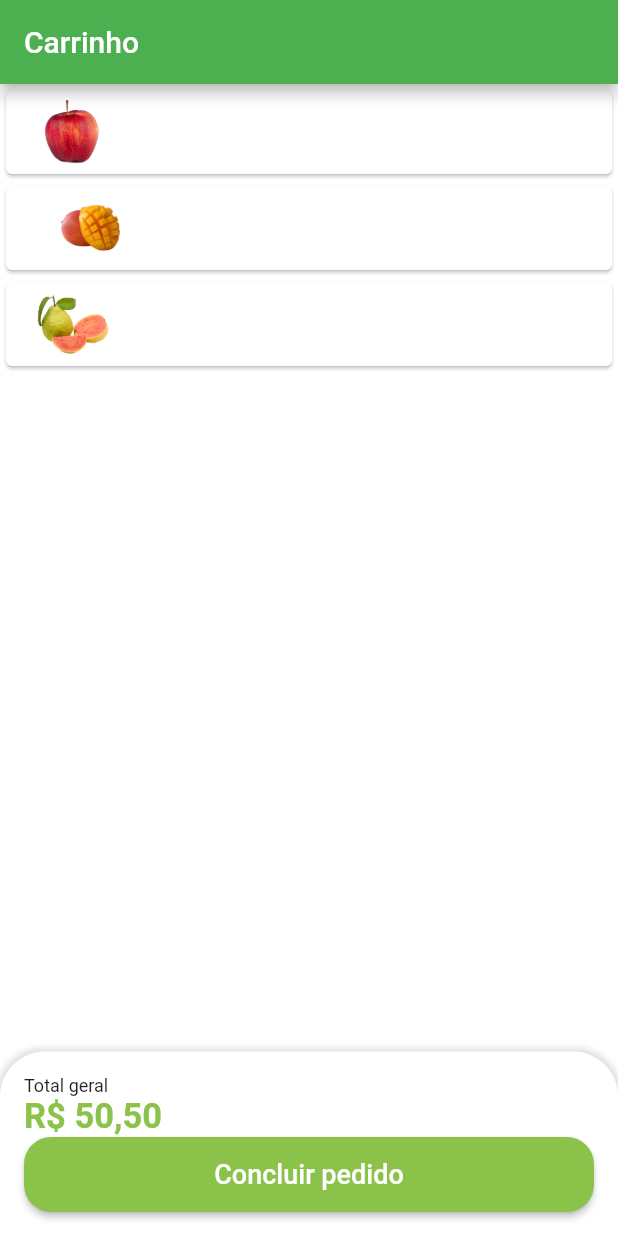
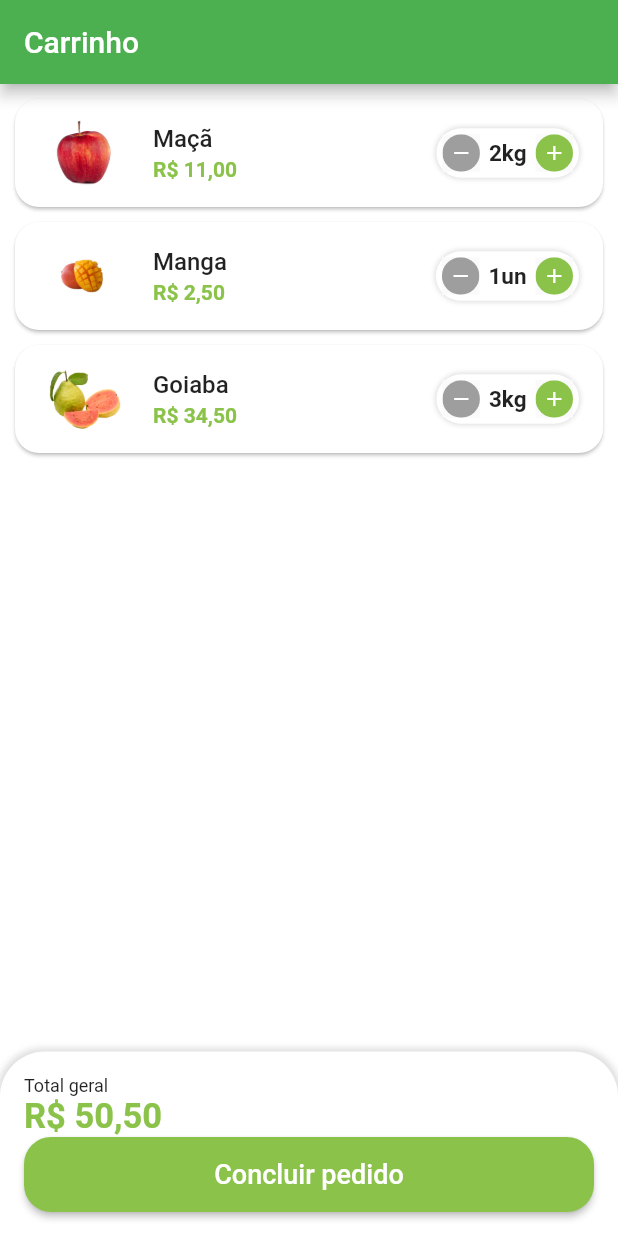
Before and after one commit to thomasbalmant/appQuitanda, a Flutter app: the CartTab screen opened directly, on a phone screen of 412 x 824 dp. Run offline on Flutter 3.47's test engine with Material 2 defaults, Android fonts, the phone set to English and light mode, and no system bars; our stand-ins replace animated_text_kit, badges, mask_text_input_formatter.

Commit message:
cart itens component done

```diff
--- a/lib/src/config/app_data.dart
+++ b/lib/src/config/app_data.dart
@@ -75,6 +75,6 @@ List<String> categories = [
 
 List<CartItemModel> cartItems = [
   CartItemModel(item: apple, quantity: 2),
-  CartItemModel(item: mango, quantity: 2),
-  CartItemModel(item: guava, quantity: 2),
+  CartItemModel(item: mango, quantity: 1),
+  CartItemModel(item: guava, quantity: 3),
 ];
--- a/lib/src/models/cart_item_model.dart
+++ b/lib/src/models/cart_item_model.dart
@@ -8,4 +8,6 @@ class CartItemModel {
     required this.item,
     required this.quantity,
   });
+
+  double totalPrice() => item.price * quantity;
 }
--- a/lib/src/pages/cart/components/cart_tile.dart
+++ b/lib/src/pages/cart/components/cart_tile.dart
@@ -1,26 +1,56 @@
 import 'package:flutter/material.dart';
+import 'package:quitanda_getx/src/config/custom_colors.dart';
 import 'package:quitanda_getx/src/models/cart_item_model.dart';
+import 'package:quitanda_getx/src/pages/common_widgets/quantity_widget.dart';
+import 'package:quitanda_getx/src/services/utils_services.dart';
 
 class CartTile extends StatelessWidget {
   final CartItemModel cartItem;
 
-  const CartTile({
+  CartTile({
     Key? key,
     required this.cartItem,
   }) : super(key: key);
 
+  final UtilsServices utilsServices = UtilsServices();
+
   @override
   Widget build(BuildContext context) {
     return Card(
+      margin: const EdgeInsets.fromLTRB(10, 10, 10, 0),
+      shape: RoundedRectangleBorder(
+        borderRadius: BorderRadius.circular(16)
+      ),
       child: ListTile(
         //Image
-        leading: Image.asset(cartItem.item.imgUrl),
+        leading: Image.asset(
+          cartItem.item.imgUrl,
+          height: 60,
+          width: 60,
+        ),
 
         //Titulo
+        title: Text(
+          cartItem.item.itemName,
+          style: const TextStyle(
+            fontWeight: FontWeight.w500,
+          ),
+        ),
 
         //Total
-
+        subtitle: Text(
+          utilsServices.priceToCurrency(cartItem.totalPrice()),
+          style: TextStyle(
+            color: CustomColors.customSwatchColor,
+            fontWeight: FontWeight.bold,
+          ),
+        ),
         //Quantidade
+        trailing: QuantityWidget(
+          suffixText: cartItem.item.unit,
+          value: cartItem.quantity,
+          result: (quantity) {},
+        ),
       ),
     );
   }
--- a/lib/src/pages/common_widgets/quantity_widget.dart
+++ b/lib/src/pages/common_widgets/quantity_widget.dart
@@ -29,6 +29,7 @@ class QuantityWidget extends StatelessWidget {
         ],
       ),
       child: Row(
+        mainAxisSize: MainAxisSize.min,
         children: [
           //BOTÃO REMOVER
           _QuantityWidget(
```
